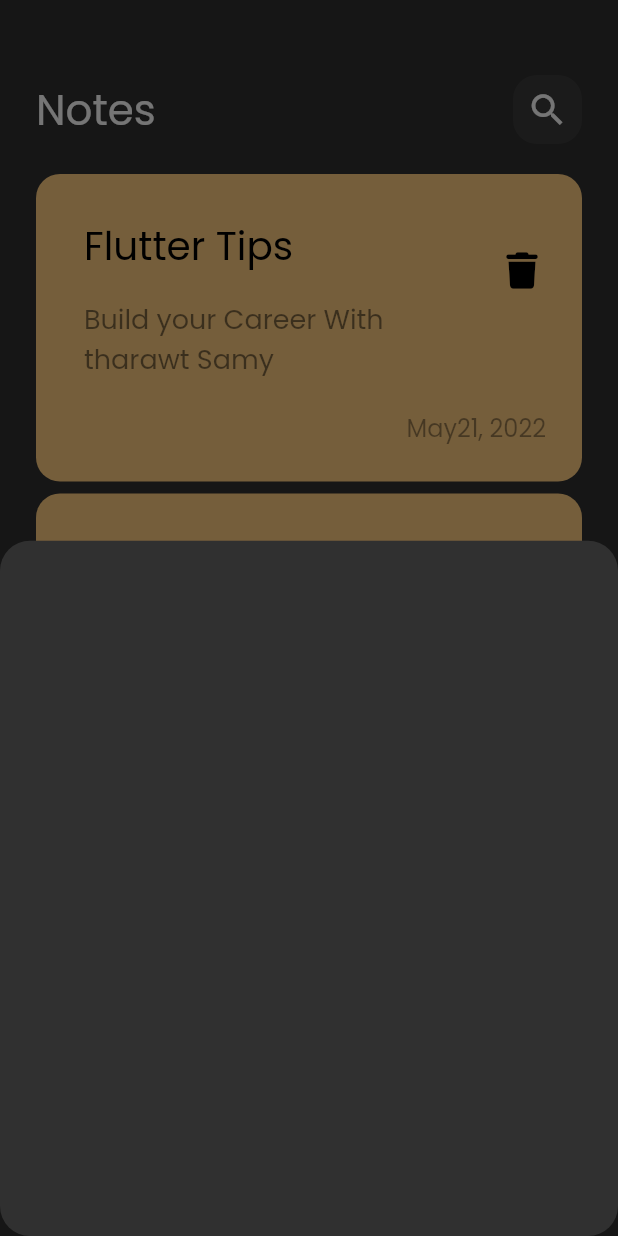
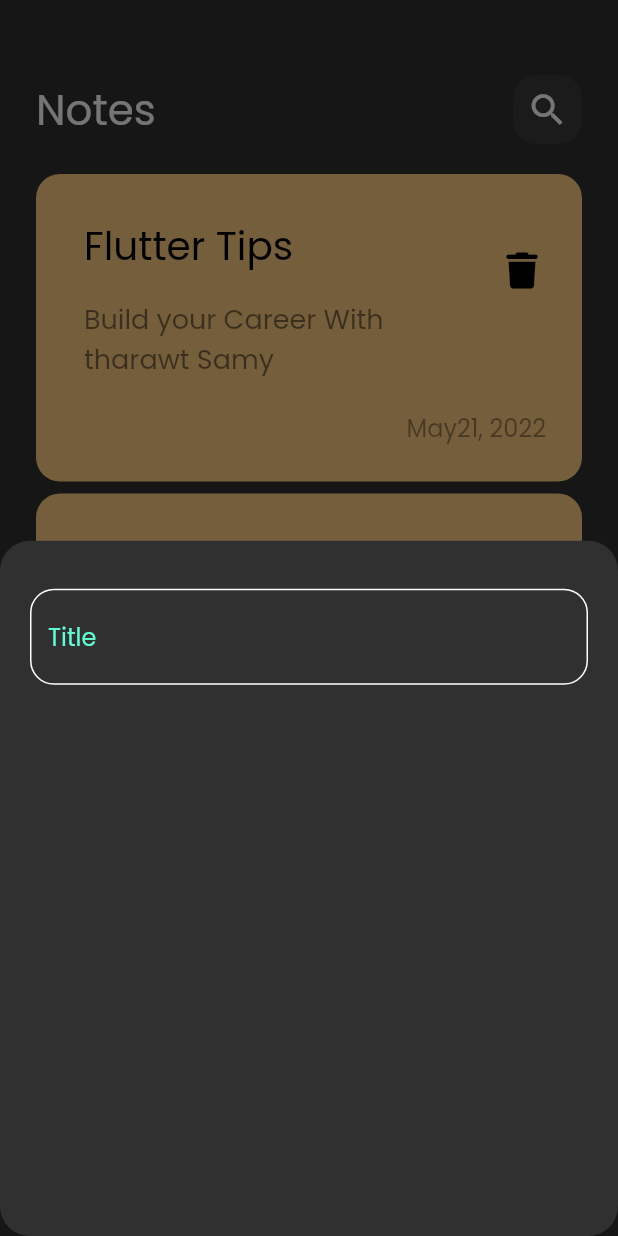
Before and after one commit to mohamed-seiam/notes_app, a Flutter app: the screen it shows after launch, after a tap on an icon or button, on a phone screen of 412 x 824 dp. Run offline on Flutter 3.47's test engine with Material 2 defaults, Android fonts, the phone set to English and light mode, and no system bars; our stand-ins replace font_awesome_flutter.

Commit message:
Creating TextField and it's Style

```diff
--- /dev/null
+++ b/lib/constant.dart
@@ -0,0 +1,3 @@
+import 'package:flutter/material.dart';
+
+const kPrimaryColor = Color(0xff62FCD7);
--- a/lib/views/widgets/custom_modal_bottom_sheet.dart
+++ b/lib/views/widgets/custom_modal_bottom_sheet.dart
@@ -1,10 +1,20 @@
 import 'package:flutter/material.dart';
+
+import 'custom_text_field.dart';
 
 class CustomBottomSheet extends StatelessWidget {
   const CustomBottomSheet({Key? key}) : super(key: key);
 
   @override
   Widget build(BuildContext context) {
-    return  Container();
+    return  Padding(
+      padding:const EdgeInsets.symmetric(horizontal: 20),
+      child: Column(
+        children: [
+          SizedBox(height: 32,),
+          CustomTextField(),
+        ],
+      ),
+    );
   }
 }
--- /dev/null
+++ b/lib/views/widgets/custom_text_field.dart
@@ -0,0 +1,31 @@
+import 'package:flutter/material.dart';
+import 'package:notes_app/constant.dart';
+
+class CustomTextField extends StatelessWidget {
+  const CustomTextField({Key? key}) : super(key: key);
+
+  @override
+  Widget build(BuildContext context) {
+    return TextField(
+      cursorColor: kPrimaryColor,
+      decoration: InputDecoration(
+        hintText: 'Title',
+          hintStyle: const TextStyle(
+            color: kPrimaryColor,
+          ),
+          border: buildBorder(),
+        enabledBorder: buildBorder(),
+        focusedBorder: buildBorder(kPrimaryColor),
+      ),
+    );
+  }
+
+  OutlineInputBorder buildBorder([color]) {
+    return OutlineInputBorder(
+          borderRadius: BorderRadius.circular(16),
+          borderSide: BorderSide(
+            color: color ?? Colors.white,
+          )
+        );
+  }
+}
```
